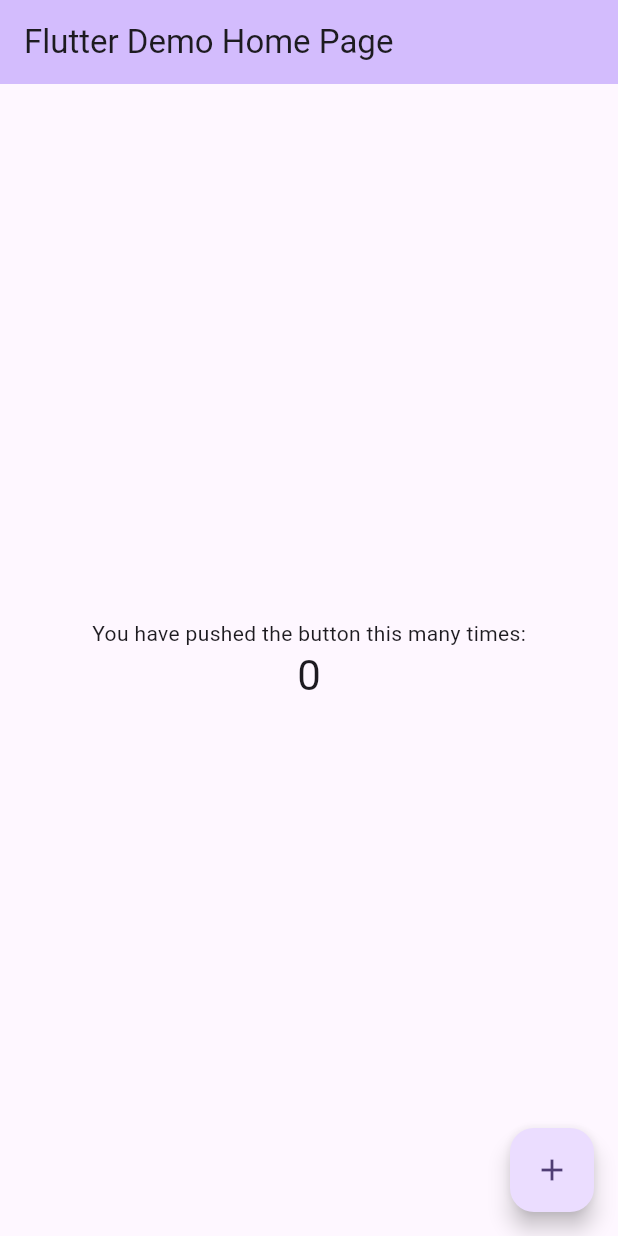
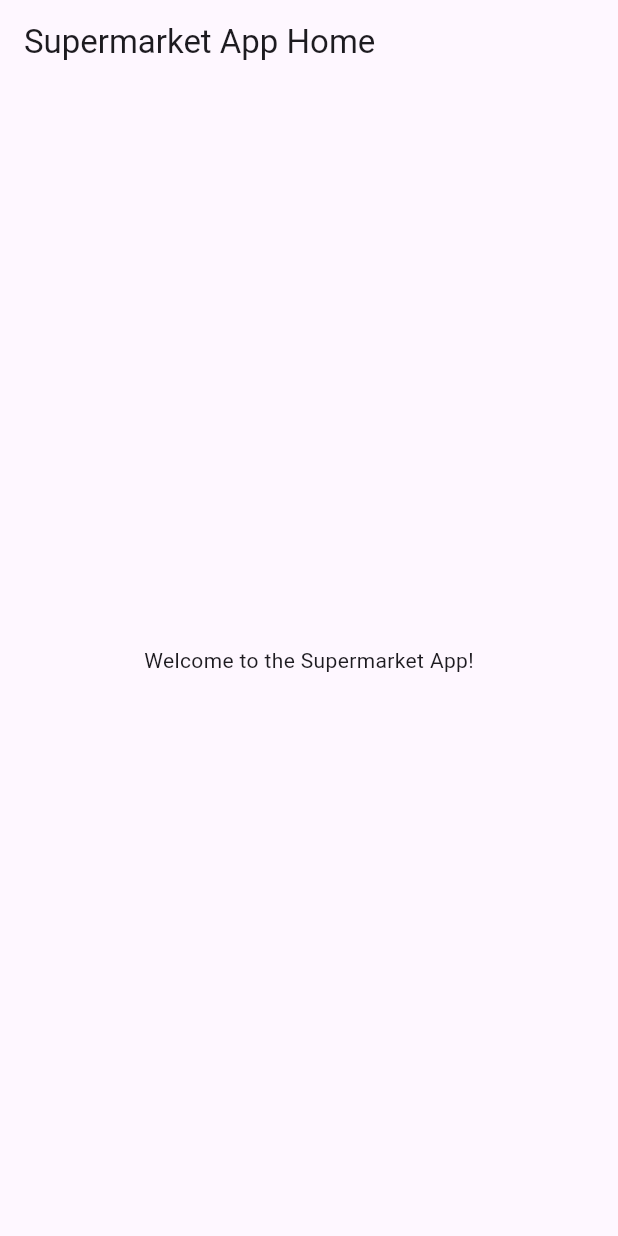
Before and after one commit to obadaKraishan/Grocer_Ease_Project, a Flutter app: the screen it shows after launch, on a phone screen of 412 x 824 dp. Run offline on Flutter 3.47's test engine with Material 3 defaults, Android fonts, the phone set to English and light mode, and no system bars; our stand-ins replace bloc, firebase_core; accounts and stored records are empty.

```diff
--- a/lib/main.dart
+++ b/lib/main.dart
@@ -1,125 +1,25 @@
 import 'package:flutter/material.dart';
+import 'package:firebase_core/firebase_core.dart';
+import 'config/firebase_options.dart';
+import 'presentation/screens/home/home_screen.dart';
 
-void main() {
-  runApp(const MyApp());
+void main() async {
+  WidgetsFlutterBinding.ensureInitialized();
+  await Firebase.initializeApp(
+    options: DefaultFirebaseOptions.currentPlatform,
+  );
+  runApp(MyApp());
 }
 
 class MyApp extends StatelessWidget {
-  const MyApp({super.key});
-
-  // This widget is the root of your application.
   @override
   Widget build(BuildContext context) {
     return MaterialApp(
-      title: 'Flutter Demo',
+      title: 'Supermarket App',
       theme: ThemeData(
-        // This is the theme of your application.
-        //
-        // TRY THIS: Try running your application with "flutter run". You'll see
-        // the application has a purple toolbar. Then, without quitting the app,
-        // try changing the seedColor in the colorScheme below to Colors.green
-        // and then invoke "hot reload" (save your changes or press the "hot
-        // reload" button in a Flutter-supported IDE, or press "r" if you used
-        // the command line to start the app).
-        //
-        // Notice that the counter didn't reset back to zero; the application
-        // state is not lost during the reload. To reset the state, use hot
-        // restart instead.
-        //
-        // This works for code too, not just values: Most code changes can be
-        // tested with just a hot reload.
-        colorScheme: ColorScheme.fromSeed(seedColor: Colors.deepPurple),
-        useMaterial3: true,
+        primarySwatch: Colors.green,
       ),
-      home: const MyHomePage(title: 'Flutter Demo Home Page'),
+      home: HomeScreen(),
     );
   }
 }
-
-class MyHomePage extends StatefulWidget {
-  const MyHomePage({super.key, required this.title});
-
-  // This widget is the home page of your application. It is stateful, meaning
-  // that it has a State object (defined below) that contains fields that affect
-  // how it looks.
-
-  // This class is the configuration for the state. It holds the values (in this
-  // case the title) provided by the parent (in this case the App widget) and
-  // used by the build method of the State. Fields in a Widget subclass are
-  // always marked "final".
-
-  final String title;
-
-  @override
-  State<MyHomePage> createState() => _MyHomePageState();
-}
-
-class _MyHomePageState extends State<MyHomePage> {
-  int _counter = 0;
-
-  void _incrementCounter() {
-    setState(() {
-      // This call to setState tells the Flutter framework that something has
-      // changed in this State, which causes it to rerun the build method below
-      // so that the display can reflect the updated values. If we changed
-      // _counter without calling setState(), then the build method would not be
-      // called again, and so nothing would appear to happen.
-      _counter++;
-    });
-  }
-
-  @override
-  Widget build(BuildContext context) {
-    // This method is rerun every time setState is called, for instance as done
-    // by the _incrementCounter method above.
-    //
-    // The Flutter framework has been optimized to make rerunning build methods
-    // fast, so that you can just rebuild anything that needs updating rather
-    // than having to individually change instances of widgets.
-    return Scaffold(
-      appBar: AppBar(
-        // TRY THIS: Try changing the color here to a specific color (to
-        // Colors.amber, perhaps?) and trigger a hot reload to see the AppBar
-        // change color while the other colors stay the same.
-        backgroundColor: Theme.of(context).colorScheme.inversePrimary,
-        // Here we take the value from the MyHomePage object that was created by
-        // the App.build method, and use it to set our appbar title.
-        title: Text(widget.title),
-      ),
-      body: Center(
-        // Center is a layout widget. It takes a single child and positions it
-        // in the middle of the parent.
-        child: Column(
-          // Column is also a layout widget. It takes a list of children and
-          // arranges them vertically. By default, it sizes itself to fit its
-          // children horizontally, and tries to be as tall as its parent.
-          //
-          // Column has various properties to control how it sizes itself and
-          // how it positions its children. Here we use mainAxisAlignment to
-          // center the children vertically; the main axis here is the vertical
-          // axis because Columns are vertical (the cross axis would be
-          // horizontal).
-          //
-          // TRY THIS: Invoke "debug painting" (choose the "Toggle Debug Paint"
-          // action in the IDE, or press "p" in the console), to see the
-          // wireframe for each widget.
-          mainAxisAlignment: MainAxisAlignment.center,
-          children: <Widget>[
-            const Text(
-              'You have pushed the button this many times:',
-            ),
-            Text(
-              '$_counter',
-              style: Theme.of(context).textTheme.headlineMedium,
-            ),
-          ],
-        ),
-      ),
-      floatingActionButton: FloatingActionButton(
-        onPressed: _incrementCounter,
-        tooltip: 'Increment',
-        child: const Icon(Icons.add),
-      ), // This trailing comma makes auto-formatting nicer for build methods.
-    );
-  }
-}
--- a/lib/presentation/screens/home/home_screen.dart
+++ b/lib/presentation/screens/home/home_screen.dart
@@ -0,0 +1,15 @@
+import 'package:flutter/material.dart';
+
+class HomeScreen extends StatelessWidget {
+  @override
+  Widget build(BuildContext context) {
+    return Scaffold(
+      appBar: AppBar(
+        title: Text('Supermarket App Home'),
+      ),
+      body: Center(
+        child: Text('Welcome to the Supermarket App!'),
+      ),
+    );
+  }
+}
```
